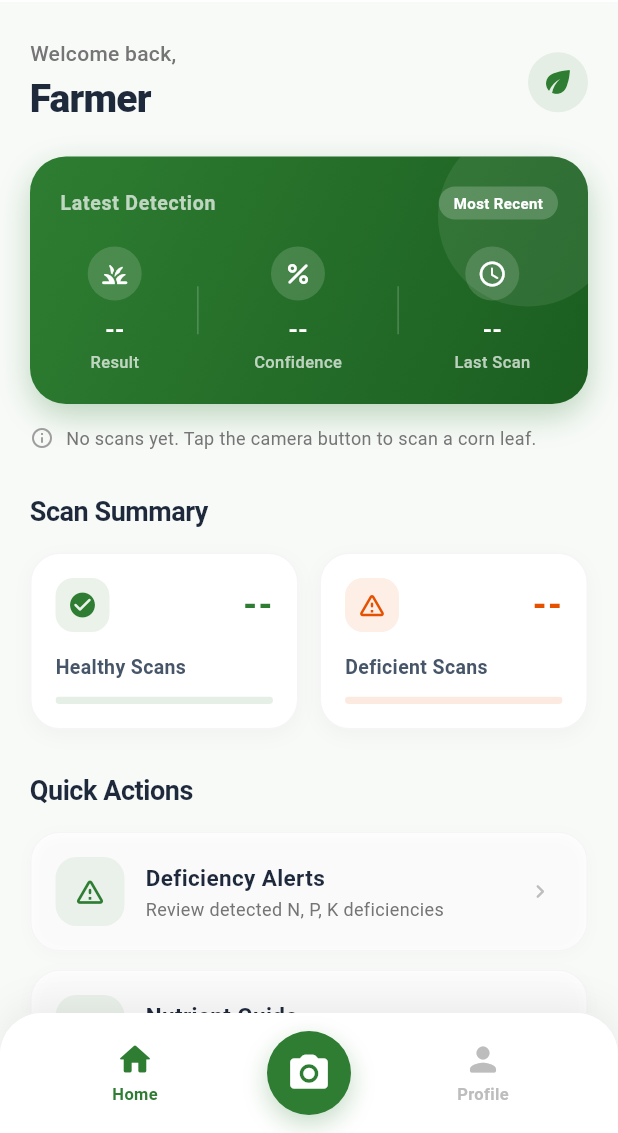
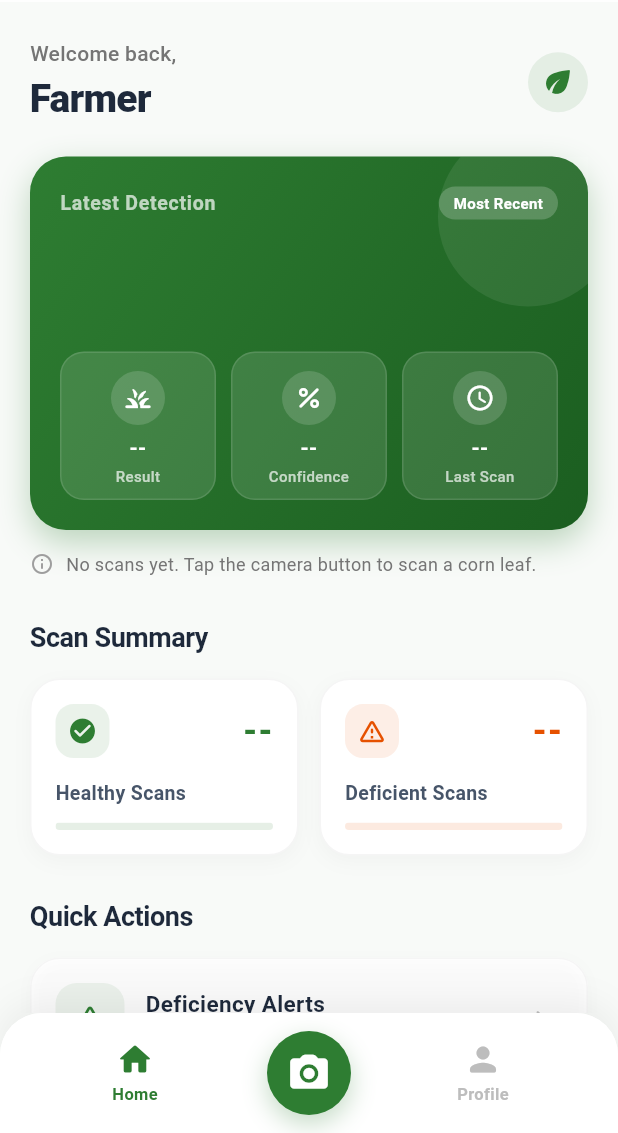
Before and after one commit to dunkinnn/corndetector, a Flutter app: the HomeScreen screen opened directly, on a phone screen of 412 x 824 dp, the part 103-1236 px from its top. Run offline on Flutter 3.47's test engine with Material 3 defaults, Android fonts, the phone set to English and light mode, and no system bars; our stand-ins replace camera, flutter_secure_storage, image_picker, shared_preferences, supabase_flutter; accounts and stored records are empty.

Commit message:
Update: Refactor Home Screen layout to use GridView for detection metrics and enhance UI styling

```diff
--- a/lib/screens/home_screen.dart
+++ b/lib/screens/home_screen.dart
@@ -201,21 +201,24 @@
                           ],
                         ),
                         const SizedBox(height: 18),
-                        Row(
-                          mainAxisAlignment: MainAxisAlignment.spaceAround,
+                        GridView.count(
+                          crossAxisCount: 3,
+                          shrinkWrap: true,
+                          physics: const NeverScrollableScrollPhysics(),
+                          crossAxisSpacing: 10,
+                          mainAxisSpacing: 10,
+                          childAspectRatio: 1.05,
                           children: [
                             _buildDetectionMetric(
                               Icons.grass_rounded,
                               _latestResult,
                               'Result',
                             ),
-                            _buildDivider(),
                             _buildDetectionMetric(
                               Icons.percent_rounded,
                               _latestConfidence,
                               'Confidence',
                             ),
-                            _buildDivider(),
                             _buildDetectionMetric(
                               Icons.schedule_rounded,
                               _latestScanDate,
@@ -356,8 +359,15 @@
 
   // Detection Metric Component for the latest detection card.
   Widget _buildDetectionMetric(IconData icon, String value, String label) {
-    return Column(
-      mainAxisSize: MainAxisSize.min,
+    return Container(
+      padding: const EdgeInsets.symmetric(horizontal: 10, vertical: 12),
+      decoration: BoxDecoration(
+        color: Colors.white.withValues(alpha: 0.12),
+        borderRadius: BorderRadius.circular(16),
+        border: Border.all(color: Colors.white.withValues(alpha: 0.12)),
+      ),
+      child: Column(
+        mainAxisAlignment: MainAxisAlignment.center,
         children: [
           Container(
             padding: const EdgeInsets.all(8),
@@ -370,32 +380,28 @@
           const SizedBox(height: 8),
           Text(
             value,
-          maxLines: 1,
+            maxLines: 2,
+            textAlign: TextAlign.center,
             overflow: TextOverflow.ellipsis,
             style: const TextStyle(
               fontWeight: FontWeight.bold,
-            fontSize: 16,
+              fontSize: 14,
               color: Colors.white,
+              height: 1.1,
             ),
           ),
-        const SizedBox(height: 2),
+          const SizedBox(height: 4),
           Text(
             label,
+            textAlign: TextAlign.center,
             style: const TextStyle(
-            fontSize: 11,
+              fontSize: 10,
               color: Colors.white70,
               fontWeight: FontWeight.w500,
             ),
           ),
         ],
-    );
-  }
-
-  Widget _buildDivider() {
-    return Container(
-      height: 32,
-      width: 1,
-      color: Colors.white.withValues(alpha: 0.2),
+      ),
     );
   }
 
```
Lines whose indentation alone changed are shown as unchanged.
